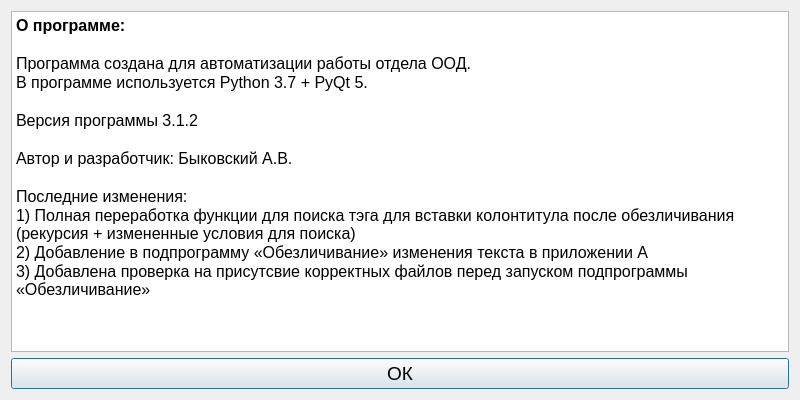
Qt form designer/about.ui (ant1cus/Project_OOD) before a commit.
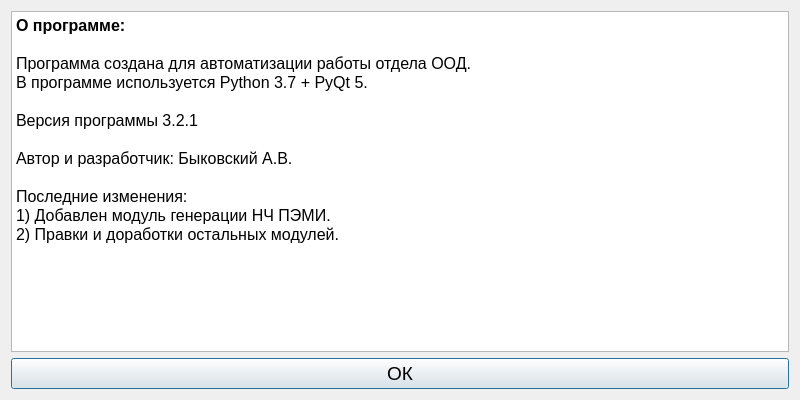
The same form after that commit.

Patch:
```diff
--- a/designer/about.ui
+++ b/designer/about.ui
@@ -41,20 +41,19 @@
       <string>&lt;!DOCTYPE HTML PUBLIC &quot;-//W3C//DTD HTML 4.0//EN&quot; &quot;http://www.w3.org/TR/REC-html40/strict.dtd&quot;&gt;
 &lt;html&gt;&lt;head&gt;&lt;meta name=&quot;qrichtext&quot; content=&quot;1&quot; /&gt;&lt;style type=&quot;text/css&quot;&gt;
 p, li { white-space: pre-wrap; }
-&lt;/style&gt;&lt;/head&gt;&lt;body style=&quot; font-family:'MS Shell Dlg 2'; font-size:7.8pt; font-weight:400; font-style:normal;&quot;&gt;
+&lt;/style&gt;&lt;/head&gt;&lt;body style=&quot; font-family:'MS Shell Dlg 2'; font-size:8.25pt; font-weight:400; font-style:normal;&quot;&gt;
 &lt;p style=&quot; margin-top:0px; margin-bottom:0px; margin-left:0px; margin-right:0px; -qt-block-indent:0; text-indent:0px;&quot;&gt;&lt;span style=&quot; font-size:12pt; font-weight:600;&quot;&gt;О программе:&lt;/span&gt;&lt;/p&gt;
 &lt;p style=&quot;-qt-paragraph-type:empty; margin-top:0px; margin-bottom:0px; margin-left:0px; margin-right:0px; -qt-block-indent:0; text-indent:0px; font-size:12pt; font-weight:600;&quot;&gt;&lt;br /&gt;&lt;/p&gt;
 &lt;p style=&quot; margin-top:0px; margin-bottom:0px; margin-left:0px; margin-right:0px; -qt-block-indent:0; text-indent:0px;&quot;&gt;&lt;span style=&quot; font-size:12pt;&quot;&gt;Программа создана для автоматизации работы отдела ООД.&lt;/span&gt;&lt;/p&gt;
 &lt;p style=&quot; margin-top:0px; margin-bottom:0px; margin-left:0px; margin-right:0px; -qt-block-indent:0; text-indent:0px;&quot;&gt;&lt;span style=&quot; font-size:12pt;&quot;&gt;В программе используется Python 3.7 + PyQt 5.&lt;/span&gt;&lt;/p&gt;
 &lt;p style=&quot;-qt-paragraph-type:empty; margin-top:0px; margin-bottom:0px; margin-left:0px; margin-right:0px; -qt-block-indent:0; text-indent:0px; font-size:12pt;&quot;&gt;&lt;br /&gt;&lt;/p&gt;
-&lt;p style=&quot; margin-top:0px; margin-bottom:0px; margin-left:0px; margin-right:0px; -qt-block-indent:0; text-indent:0px;&quot;&gt;&lt;span style=&quot; font-size:12pt;&quot;&gt;Версия программы 3.1.2&lt;/span&gt;&lt;/p&gt;
+&lt;p style=&quot; margin-top:0px; margin-bottom:0px; margin-left:0px; margin-right:0px; -qt-block-indent:0; text-indent:0px;&quot;&gt;&lt;span style=&quot; font-size:12pt;&quot;&gt;Версия программы 3.2.1&lt;/span&gt;&lt;/p&gt;
 &lt;p style=&quot;-qt-paragraph-type:empty; margin-top:0px; margin-bottom:0px; margin-left:0px; margin-right:0px; -qt-block-indent:0; text-indent:0px; font-size:12pt;&quot;&gt;&lt;br /&gt;&lt;/p&gt;
 &lt;p style=&quot; margin-top:0px; margin-bottom:0px; margin-left:0px; margin-right:0px; -qt-block-indent:0; text-indent:0px;&quot;&gt;&lt;span style=&quot; font-size:12pt;&quot;&gt;Автор и разработчик: Быковский А.В.&lt;/span&gt;&lt;/p&gt;
 &lt;p style=&quot;-qt-paragraph-type:empty; margin-top:0px; margin-bottom:0px; margin-left:0px; margin-right:0px; -qt-block-indent:0; text-indent:0px; font-size:12pt;&quot;&gt;&lt;br /&gt;&lt;/p&gt;
 &lt;p style=&quot; margin-top:0px; margin-bottom:0px; margin-left:0px; margin-right:0px; -qt-block-indent:0; text-indent:0px;&quot;&gt;&lt;span style=&quot; font-size:12pt;&quot;&gt;Последние изменения:&lt;/span&gt;&lt;/p&gt;
-&lt;p style=&quot; margin-top:0px; margin-bottom:0px; margin-left:0px; margin-right:0px; -qt-block-indent:0; text-indent:0px;&quot;&gt;&lt;span style=&quot; font-size:12pt;&quot;&gt;1) Полная переработка функции для поиска тэга для вставки колонтитула после обезличивания (рекурсия + измененные условия для поиска)&lt;/span&gt;&lt;/p&gt;
-&lt;p style=&quot; margin-top:0px; margin-bottom:0px; margin-left:0px; margin-right:0px; -qt-block-indent:0; text-indent:0px;&quot;&gt;&lt;span style=&quot; font-size:12pt;&quot;&gt;2) Добавление в подпрограмму «Обезличивание» изменения текста в приложении А&lt;/span&gt;&lt;/p&gt;
-&lt;p style=&quot; margin-top:0px; margin-bottom:0px; margin-left:0px; margin-right:0px; -qt-block-indent:0; text-indent:0px;&quot;&gt;&lt;span style=&quot; font-size:12pt;&quot;&gt;3) Добавлена проверка на присутсвие корректных файлов перед запуском подпрограммы «Обезличивание»&lt;/span&gt;&lt;/p&gt;&lt;/body&gt;&lt;/html&gt;</string>
+&lt;p style=&quot; margin-top:0px; margin-bottom:0px; margin-left:0px; margin-right:0px; -qt-block-indent:0; text-indent:0px;&quot;&gt;&lt;span style=&quot; font-size:12pt;&quot;&gt;1) Добавлен модуль генерации НЧ ПЭМИ.&lt;/span&gt;&lt;/p&gt;
+&lt;p style=&quot; margin-top:0px; margin-bottom:0px; margin-left:0px; margin-right:0px; -qt-block-indent:0; text-indent:0px;&quot;&gt;&lt;span style=&quot; font-size:12pt;&quot;&gt;2) Правки и доработки остальных модулей.&lt;/span&gt;&lt;/p&gt;&lt;/body&gt;&lt;/html&gt;</string>
      </property>
     </widget>
    </item>
```
